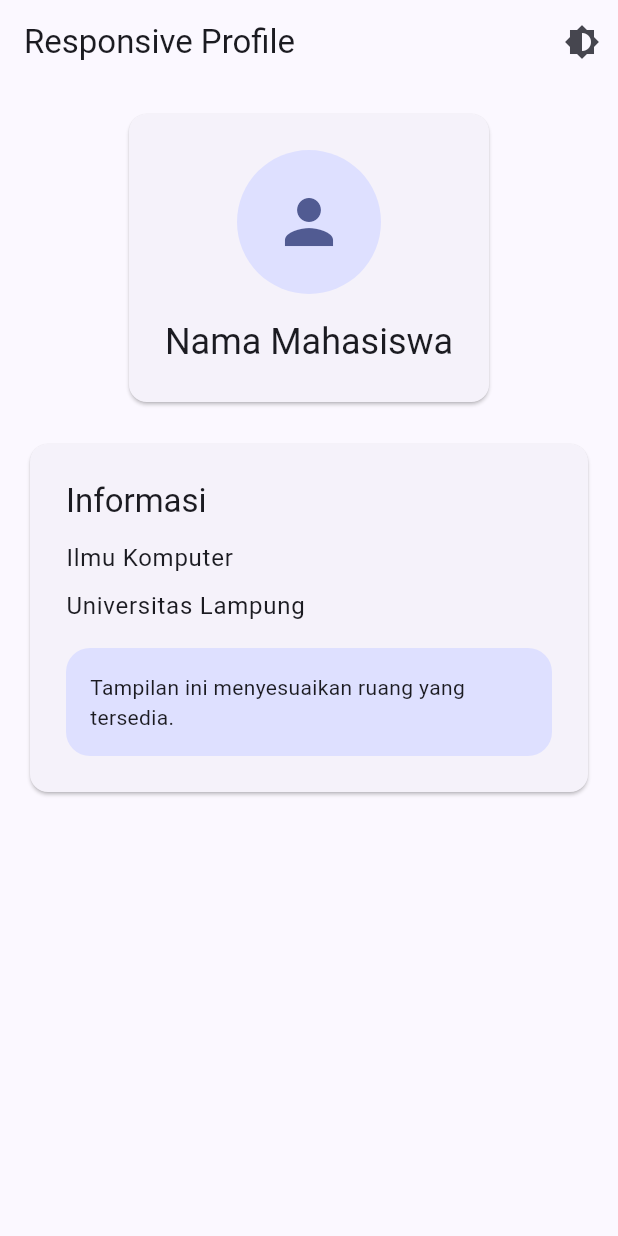
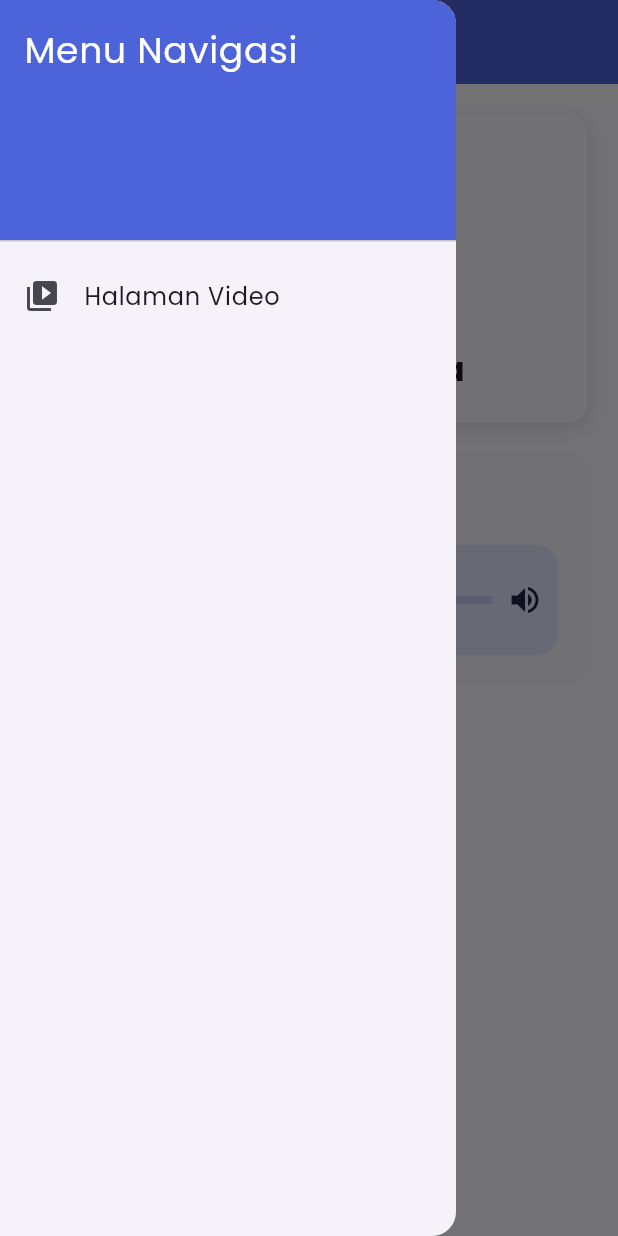
Before and after one commit to FxNovryandhikaW/prak_mobilelanjut_2457051013, a Flutter app: the screen it shows after launch, with the side drawer open (before the commit the screen has no drawer), on a phone screen of 412 x 824 dp. Run offline on Flutter 3.47's test engine with Material 3 defaults, Android fonts, the phone set to English and light mode, and no system bars; our stand-ins replace audioplayers.

Commit message:
Assets, media and routing

```diff
--- /dev/null
+++ b/lib/assets_media.dart
@@ -0,0 +1,196 @@
+import 'package:flutter/material.dart';
+import 'package:audioplayers/audioplayers.dart';
+
+class AssetsMediaPage extends StatefulWidget {
+  const AssetsMediaPage({super.key});
+
+  @override
+  State<AssetsMediaPage> createState() => _AssetsMediaPageState();
+}
+
+class _AssetsMediaPageState extends State<AssetsMediaPage> {
+  final AudioPlayer player = AudioPlayer();
+  bool isPlaying = false;
+  int currentPosition = 0;
+
+  void playAudio() async {
+    if (isPlaying) {
+      await player.pause();
+    } else {
+      await player.play(
+        AssetSource('audios/music.mp3'),
+      );
+    }
+
+    setState(() {
+      isPlaying = !isPlaying;
+    });
+  }
+
+  @override
+  void dispose() {
+    player.dispose();
+    super.dispose();
+  }
+
+  @override
+  Widget build(BuildContext context) {
+    return Scaffold(
+      backgroundColor: const Color(0xFFF8F6FC),
+      appBar: AppBar(
+        title: const Text('Assets Media'),
+        centerTitle: true,
+        backgroundColor: const Color(0xFF4D63D9),
+      ),
+
+      drawer: Drawer(
+        child: ListView(
+          padding: EdgeInsets.zero,
+          children: [
+            const DrawerHeader(
+              decoration: BoxDecoration(color: Color(0xFF4D63D9)),
+              child: Text(
+                'Menu Navigasi',
+                style: TextStyle(color: Colors.white, fontSize: 24),
+              ),
+            ),
+            ListTile(
+              leading: const Icon(Icons.video_library),
+              title: const Text('Halaman Video'),
+              onTap: () {
+                // Menutup drawer terlebih dahulu (Pop)
+                Navigator.pop(context);
+                // Berpindah ke halaman detail sambil membawa data (PushNamed + Arguments)
+                Navigator.pushNamed(
+                  context,
+                  '/detail',
+                  arguments: 'Data dari Halaman Beranda',
+                );
+              },
+            ),
+          ],
+        ),
+      ),
+      body: SafeArea(
+        child: SingleChildScrollView(
+          padding: const EdgeInsets.all(20),
+          child: Column(
+            children: [
+
+              Container(
+                width: double.infinity,
+                padding: const EdgeInsets.all(20),
+                decoration: BoxDecoration(
+                  color: const Color(0xFFF7F5FB),
+                  borderRadius: BorderRadius.circular(14),
+                  boxShadow: const [
+                    BoxShadow(
+                      color: Colors.black12,
+                      blurRadius: 8,
+                      offset: Offset(0, 3),
+                    ),
+                  ],
+                ),
+                child: Column(
+                  children: [
+                    ClipOval(
+                      child: Image.asset(
+                        'assets/images/profile.jpeg',
+                        width: 120,
+                        height: 120,
+                        fit: BoxFit.cover,
+                      ),
+                    ),
+
+                    const SizedBox(height: 15),
+
+                    const Text(
+                      'Nama Mahasiswa',
+                      style: TextStyle(
+                        fontFamily: 'Poppins',
+                        fontSize: 22,
+                        fontWeight: FontWeight.bold,
+                      ),
+                    ),
+                  ],
+                ),
+              ),
+
+              const SizedBox(height: 20),
+
+              Container(
+                width: double.infinity,
+                padding: const EdgeInsets.all(20),
+                decoration: BoxDecoration(
+                  color: const Color(0xFFF7F5FB),
+                  borderRadius: BorderRadius.circular(14),
+                ),
+                child: Column(
+                  crossAxisAlignment: CrossAxisAlignment.start,
+                  children: [
+
+                    const Text(
+                      'Audio Motivasi',
+                      style: TextStyle(
+                        fontFamily: 'Poppins',
+                        fontSize: 18,
+                        fontWeight: FontWeight.bold,
+                      ),
+                    ),
+
+                    const SizedBox(height: 15),
+
+                    Container(
+                      padding: const EdgeInsets.all(10),
+                      decoration: BoxDecoration(
+                        color: const Color(0xFFE1E5FF),
+                        borderRadius: BorderRadius.circular(15),
+                      ),
+                      child: Row(
+                        children: [
+                          CircleAvatar(
+                            radius: 27,
+                            backgroundColor: const Color(0xFF4D63D9),
+                            child: IconButton(
+                              onPressed: playAudio,
+                              icon: Icon(
+                                isPlaying
+                                    ? Icons.pause
+                                    : Icons.play_arrow,
+                                color: Colors.white,
+                              ),
+                            ),
+                          ),
+
+                          const SizedBox(width: 12),
+
+                          const Expanded(
+                            child: LinearProgressIndicator(
+                              minHeight: 6,
+                              backgroundColor: Color(0xFFC8CDEF),
+                              valueColor:
+                                  AlwaysStoppedAnimation(
+                                Color(0xFF4D63D9),
+                              ),
+                            ),
+                          ),
+
+                          const SizedBox(width: 10),
+
+                          const Icon(
+                            Icons.volume_up,
+                            color: Color(0xFF202342),
+                          ),
+                        ],
+                      ),
+                    ),
+                  ],
+                ),
+              ),
+            ],
+          ),
+        ),
+      ),
+    );
+  }
+}
--- a/lib/first_widget.dart
+++ b/lib/first_widget.dart
@@ -14,7 +14,7 @@
           mainAxisAlignment: MainAxisAlignment.center,
           children: [
             Image.asset(
-              'assets/images/IT.png',
+              'assets/images/profile.jpeg',
               width: 150,
               height: 150,
             ),
--- a/lib/main.dart
+++ b/lib/main.dart
@@ -1,44 +1,41 @@
 import 'package:flutter/material.dart';
+
 // import 'column_widget.dart';
 // import 'row_widget.dart';
 // import 'first_widget.dart';
 // import 'form_widget.dart';
-import 'app_theme.dart';
-import 'responsive_profile.dart';
+// import 'app_theme.dart';
+// import 'responsive_profile.dart';
+import 'assets_media.dart';
+import 'detail_page.dart';
 
 void main() {
   runApp(const MyApp());
 }
 
-class MyApp extends StatefulWidget {
+class MyApp extends StatelessWidget {
   const MyApp({super.key});
-
-  @override
-  State<MyApp> createState() => _MyAppState();
-}
-
-class _MyAppState extends State<MyApp> {
-  ThemeMode themeMode = ThemeMode.light;
-
-  void toggleTheme() {
-    setState(() {
-      themeMode = themeMode == ThemeMode.light
-          ? ThemeMode.dark
-          : ThemeMode.light;
-    });
-  }
 
   @override
   Widget build(BuildContext context) {
     return MaterialApp(
       debugShowCheckedModeBanner: false,
-      title: 'Responsive Profile',
-      theme: AppTheme.lightTheme,
-      darkTheme: AppTheme.darkTheme,
-      themeMode: themeMode,
-      home: ResponsiveProfilePage(
-        onThemeChanged: toggleTheme,
+      title: 'Assets Media',
+
+      theme: ThemeData(
+        useMaterial3: true,
+        fontFamily: 'Poppins',
+        colorScheme: ColorScheme.fromSeed(seedColor: const Color(0xFF4D63D9)),
       ),
+
+      initialRoute: '/',
+
+      routes: {
+        '/': (context) => const AssetsMediaPage(),
+        '/detail': (context) => const DetailPage(),
+      },
+
+      // r
     );
   }
 }
```
Also changed, not shown: lib/detail_page.dart (added, +43 -0 lines), pubspec.yaml (+11 -1 lines), assets/fonts/poppins-black.ttf (added), assets/images/profile.jpeg (renamed from assets/images/IT.png), pubspec.lock, 6 other files.
